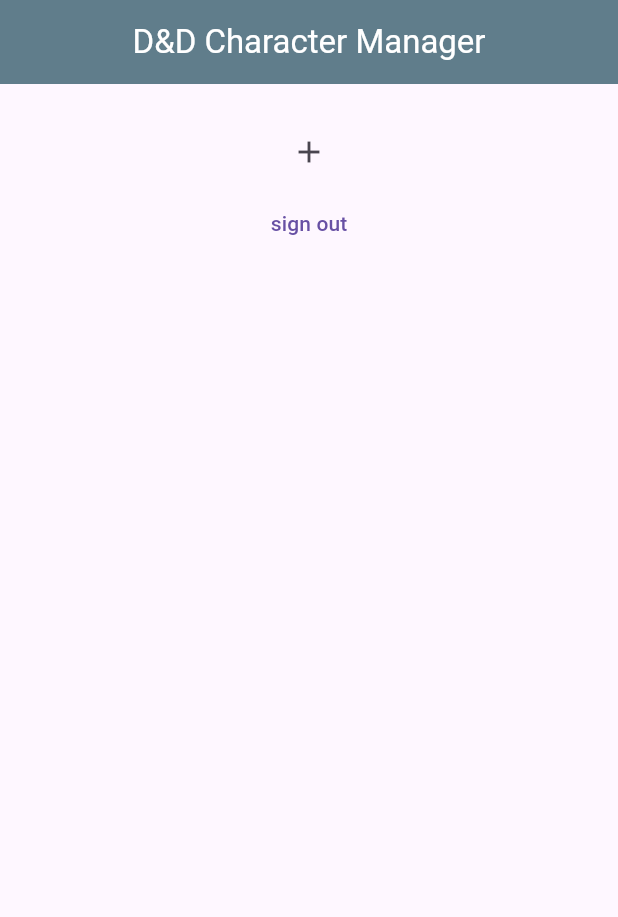
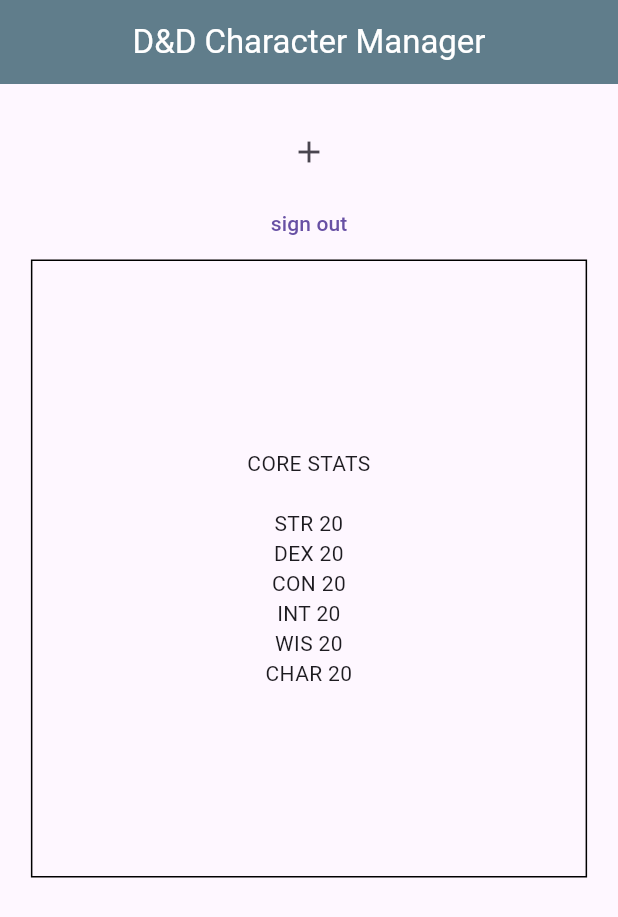
Before and after one commit to skeptickal/homeBrewed, a Flutter app: the screen it shows once a user with an empty profile is signed in, on a phone screen of 412 x 824 dp. Shown: the top 917 px of the screen. Run offline on Flutter 3.47's test engine with Material 3 defaults, Android fonts, the phone set to English and light mode, and no system bars; drawn by our look-alikes of carousel_slider; our stand-ins replace bloc, cloud_firestore, equatable, firebase_auth, firebase_core, firebase_messaging and 3 more; accounts and stored records are empty.

Commit message:
added theoretical design options

```diff
--- a/dnd_character_manager/lib/pages/home_screen.dart
+++ b/dnd_character_manager/lib/pages/home_screen.dart
@@ -1,3 +1,4 @@
+import 'package:carousel_slider/carousel_slider.dart';
 import 'package:dnd_character_manager/constants/screen_wrapper.dart';
 import 'package:dnd_character_manager/constants/theme_data.dart';
 import 'package:dnd_character_manager/cubits/character_cubit/character_cubit.dart';
@@ -18,7 +19,7 @@ class HomeScreen extends StatelessWidget {
           List<ListTile> dndCharacters = state.dndCharacters.map(
             (dndCharacter) {
               return ListTile(
-                leading: Icon(Icons.edit),
+                leading: const Icon(Icons.person),
                 title: Text(
                   '${dndCharacter.name} - ${dndCharacter.dndClass}',
                   style: dndFont,
@@ -38,7 +39,7 @@ class HomeScreen extends StatelessWidget {
                   ...dndCharacters,
                   IconButton(
                     onPressed: () => _showEditPanel(context),
-                    icon: Icon(Icons.add),
+                    icon: const Icon(Icons.add),
                   ),
                   Center(
                     child: TextButton(
@@ -46,6 +47,33 @@ class HomeScreen extends StatelessWidget {
                       child: const Text('sign out'),
                     ),
                   ),
+                  Container(
+                    width: MediaQuery.of(context).size.width * .9,
+                    height: MediaQuery.of(context).size.height * .5,
+                    decoration: BoxDecoration(border: Border.all(color: black)),
+                    child: CarouselSlider(
+                      items: const [
+                        Center(
+                            child: Text(
+                          'CORE STATS\n\nSTR 20\nDEX 20\nCON 20\nINT 20\nWIS 20\nCHAR 20',
+                          textAlign: TextAlign.center,
+                        )),
+                        SingleChildScrollView(
+                          child: Center(
+                            child: Text(
+                              'BIO \n\n\n he was a smol boi, but he grew \n he is 30 yr old \n.\n.\n.\n.\n.\n.\n.\n.\n.\n.\n.\n.\n.\n.\n.\n.\n.\n.\n.\n.\nhi this is a new line',
+                              textAlign: TextAlign.center,
+                            ),
+                          ),
+                        ),
+                      ],
+                      options: CarouselOptions(
+                        enlargeCenterPage: true,
+                        height: MediaQuery.of(context).size.height * .5,
+                        enableInfiniteScroll: false,
+                      ),
+                    ),
+                  )
                 ],
               ),
             ),
--- a/dnd_character_manager/pubspec.yaml
+++ b/dnd_character_manager/pubspec.yaml
@@ -25,6 +25,7 @@ dependencies:
   bloc: ^8.1.3
   google_fonts: ^6.1.0
   meta: ^1.11.0
+  carousel_slider: ^4.2.1
 
 dev_dependencies:
   flutter_test:
```
